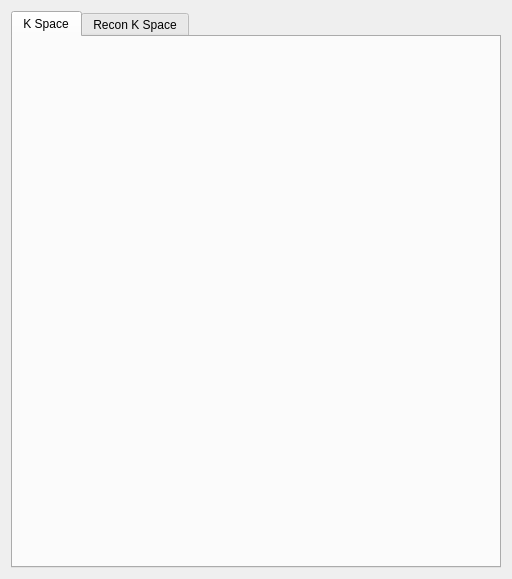
First picture: the form in src/ui/reconstruction_widget.ui, repository MOHAMEDMANSOUR20/MRI_Simulation, before the edit.
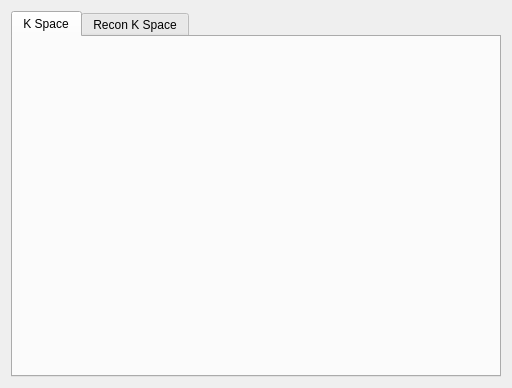
Second picture: the form after the edit. The open tabs and pages were chosen to show the change.

Diff of the .ui file:
```diff
--- a/src/ui/reconstruction_widget.ui
+++ b/src/ui/reconstruction_widget.ui
@@ -7,7 +7,7 @@
     <x>0</x>
     <y>0</y>
     <width>512</width>
-    <height>579</height>
+    <height>388</height>
    </rect>
   </property>
   <property name="windowTitle">
```
Left out of the diff: 2 changed lines with no effect on the pictures.
